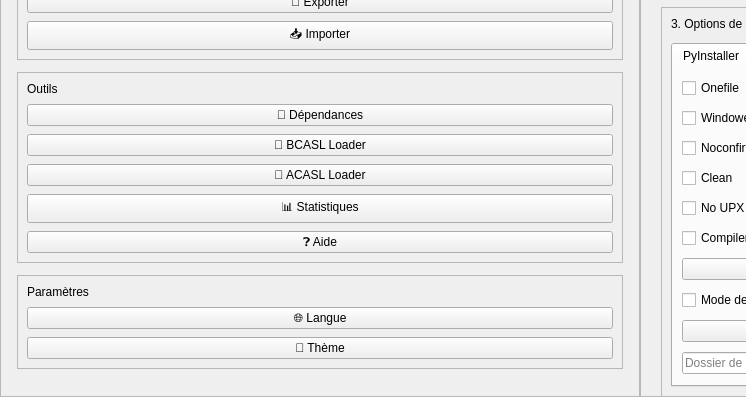
Above: ui/ui_design.ui from raidos23/PyCompiler_ARK before the change; both pictures show x 0 to 746 and y 323 to 720 of the 1280 by 720 pixel window. Below: the same form after it.
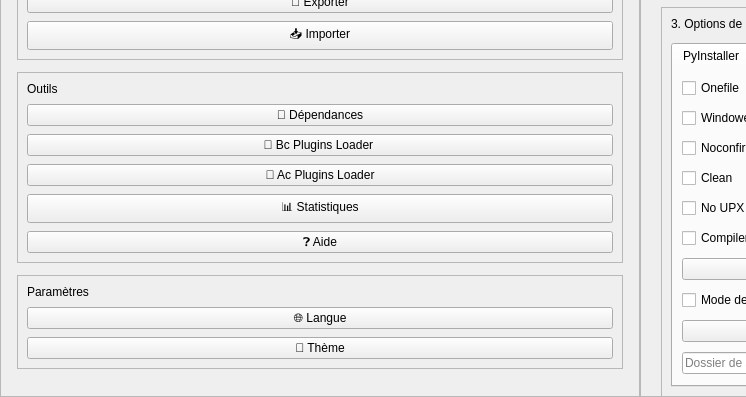
That is the form after the change.

Diff of the .ui file:
```diff
--- a/ui/ui_design.ui
+++ b/ui/ui_design.ui
@@ -211,7 +211,7 @@
           <item>
            <widget class="QPushButton" name="btn_api_loader">
             <property name="text">
-             <string>🔌 BCASL Loader</string>
+             <string>🧩 Bc Plugins Loader </string>
             </property>
             <property name="toolTip">
              <string>Charger BCASL Loader</string>
@@ -221,7 +221,7 @@
           <item>
            <widget class="QPushButton" name="btn_acasl_loader">
             <property name="text">
-             <string>🔌 ACASL Loader</string>
+             <string>🧩 Ac Plugins Loader</string>
             </property>
             <property name="toolTip">
              <string>Charger ACASL Loader</string>
```
